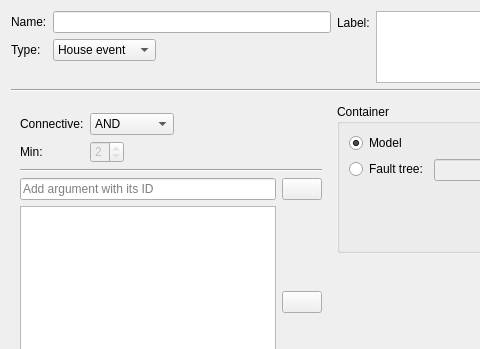
Before: the Qt Designer form gui/eventdialog.ui in rakhimov/scram, drawn with Qt 5; both pictures show x 0 to 480 and y 0 to 349 of the 630 by 478 pixel window.
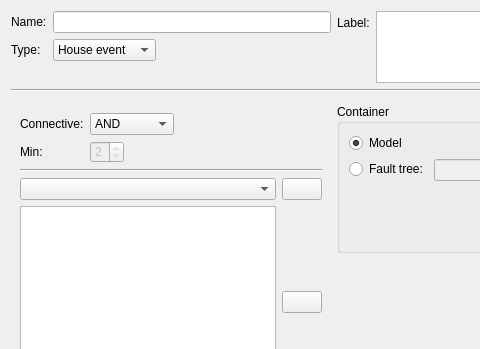
After: the same form once the commit is applied. The open tabs and pages were chosen to show the change. Icons and pictures are not drawn.

Commit message: use combobox instead of a lineedit, so all elements are visible which can be use

Patch:
```diff
--- a/gui/eventdialog.ui
+++ b/gui/eventdialog.ui
@@ -364,13 +364,6 @@
        </item>
        <item>
         <layout class="QGridLayout" name="gridLayout_2">
-         <item row="0" column="0">
-          <widget class="QLineEdit" name="addArgLine">
-           <property name="placeholderText">
-            <string>Add argument with its ID</string>
-           </property>
-          </widget>
-         </item>
          <item row="1" column="0">
           <widget class="QListWidget" name="argsList">
            <property name="sizePolicy">
@@ -398,6 +391,13 @@
            </property>
           </widget>
          </item>
+         <item row="0" column="0">
+          <widget class="QComboBox" name="cbArgsAdd">
+           <property name="placeholderText">
+            <string>Add argument with its ID</string>
+           </property>
+          </widget>
+         </item>
          <item row="1" column="1">
           <widget class="QPushButton" name="removeArgButton">
            <property name="toolTip">
```
Left out of the diff: 2 changed lines with no effect on the pictures. The commit also changes 2 other files.
